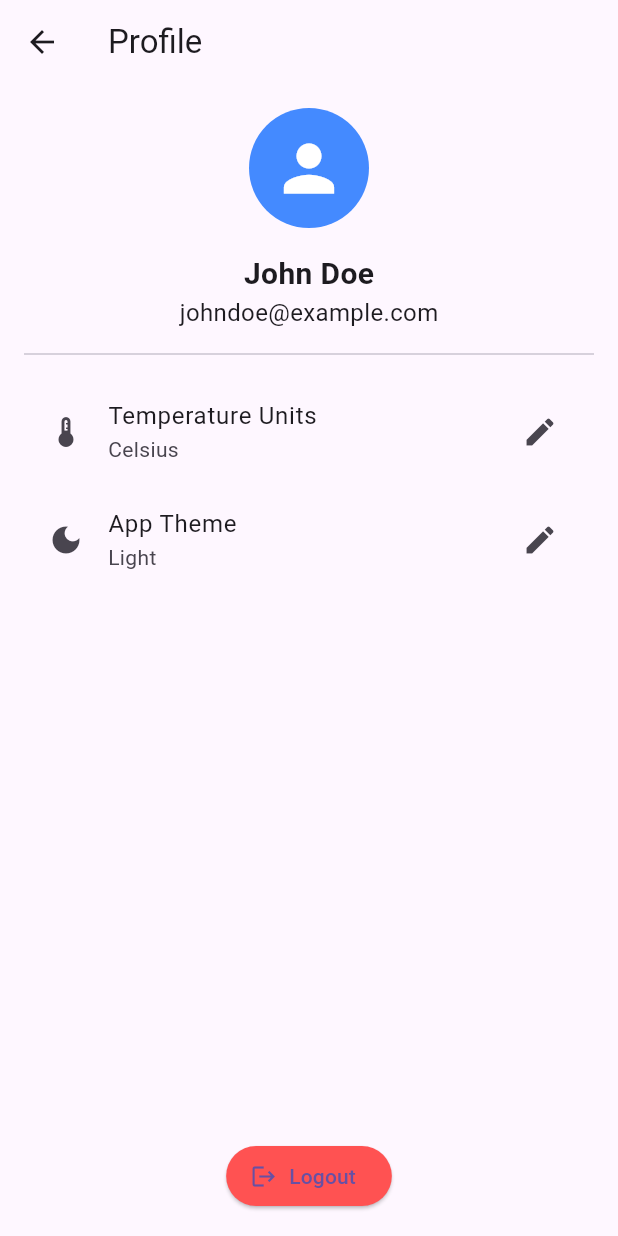
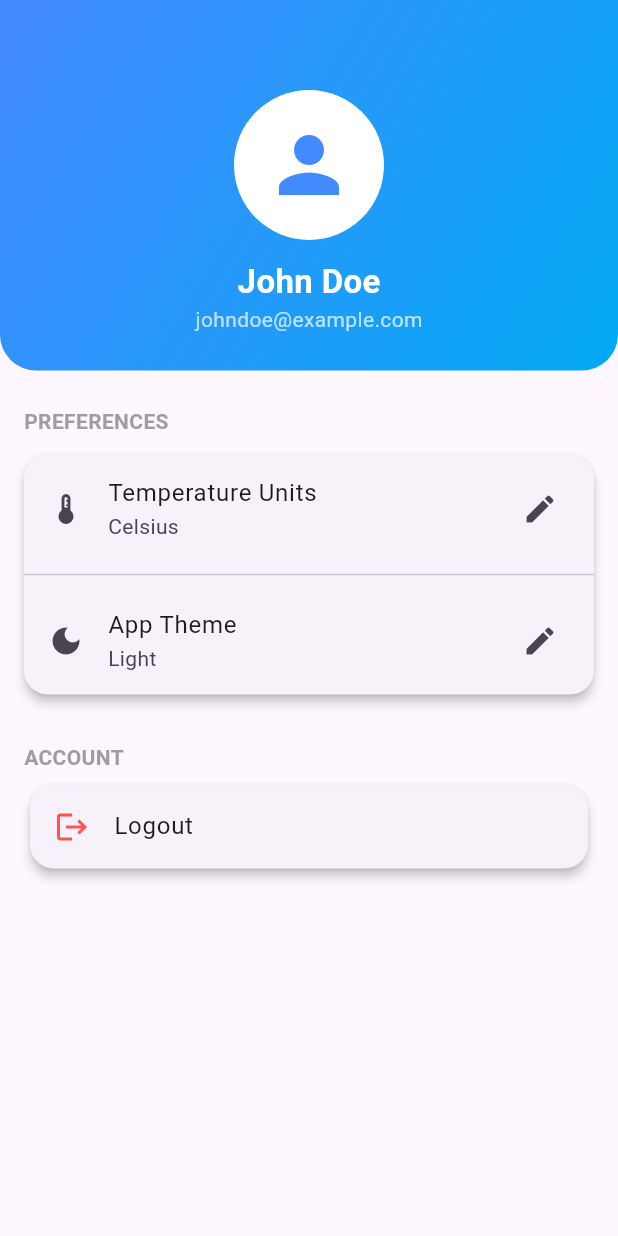
Before and after one commit to Gregory-Vaughan/MAD-Project-2_WeatherApp, a Flutter app: the ProfileScreen screen opened directly, on a phone screen of 412 x 824 dp. Run offline on Flutter 3.47's test engine with Material 3 defaults, Android fonts, the phone set to English and light mode, and no system bars; our stand-ins replace firebase_auth, firebase_core, flutter_map, latlong2; accounts and stored records are empty.

Commit message:
Updated the UI for the profile window.

```diff
--- a/weatherly/lib/profile.dart
+++ b/weatherly/lib/profile.dart
@@ -1,5 +1,3 @@
-//screen name should probably be changed
-
 import 'package:flutter/material.dart';
 
 class ProfileScreen extends StatelessWidget {
@@ -7,26 +5,53 @@ class ProfileScreen extends StatelessWidget {
 
   @override
   Widget build(BuildContext context) {
+    final theme = Theme.of(context);
+
     return Scaffold(
-      appBar: AppBar(title: const Text("Profile")),
-      body: Padding(
-        padding: const EdgeInsets.all(16.0),
+      body: Column(
+        children: [
+          Container(
+            width: double.infinity,
+            padding: const EdgeInsets.only(top: 60, bottom: 24),
+            decoration: const BoxDecoration(
+              gradient: LinearGradient(
+                colors: [Colors.blueAccent, Colors.lightBlue],
+                begin: Alignment.topLeft,
+                end: Alignment.bottomRight,
+              ),
+              borderRadius: BorderRadius.vertical(bottom: Radius.circular(24)),
+            ),
+            child: Column(
+              children: const [
+                CircleAvatar(
+                  radius: 50,
+                  backgroundColor: Colors.white,
+                  child: Icon(Icons.person, size: 60, color: Colors.blueAccent),
+                ),
+                SizedBox(height: 12),
+                Text(
+                  "John Doe",
+                  style: TextStyle(color: Colors.white, fontSize: 22, fontWeight: FontWeight.bold),
+                ),
+                Text(
+                  "johndoe@example.com",
+                  style: TextStyle(color: Colors.white70),
+                ),
+              ],
+            ),
+          ),
+          const SizedBox(height: 20),
+          Expanded(
+            child: ListView(
+              padding: const EdgeInsets.symmetric(horizontal: 16),
+              children: [
+                _buildSectionHeader("Preferences"),
+                Card(
+                  elevation: 3,
+                  margin: const EdgeInsets.symmetric(vertical: 8),
+                  shape: RoundedRectangleBorder(borderRadius: BorderRadius.circular(16)),
                   child: Column(
                     children: [
-            const CircleAvatar(
-              radius: 40,
-              backgroundColor: Colors.blueAccent,
-              child: Icon(Icons.person, size: 50, color: Colors.white),
-            ),
-            const SizedBox(height: 16),
-            const Text(
-              "John Doe",
-              style: TextStyle(fontSize: 20, fontWeight: FontWeight.bold),
-            ),
-            const Text("johndoe@example.com", style: TextStyle(fontSize: 16)),
-
-            const Divider(height: 32),
-
                       ListTile(
                         leading: const Icon(Icons.thermostat),
                         title: const Text("Temperature Units"),
@@ -36,7 +61,7 @@ class ProfileScreen extends StatelessWidget {
                           // Open temperature unit selector
                         },
                       ),
-
+                      const Divider(),
                       ListTile(
                         leading: const Icon(Icons.dark_mode),
                         title: const Text("App Theme"),
@@ -46,21 +71,36 @@ class ProfileScreen extends StatelessWidget {
                           // Open theme selector
                         },
                       ),
-
-            const Spacer(),
-
-            ElevatedButton.icon(
-              onPressed: () {
+                    ],
+                  ),
+                ),
+                const SizedBox(height: 20),
+                _buildSectionHeader("Account"),
+                Card(
+                  elevation: 3,
+                  shape: RoundedRectangleBorder(borderRadius: BorderRadius.circular(16)),
+                  child: ListTile(
+                    leading: const Icon(Icons.logout, color: Colors.redAccent),
+                    title: const Text("Logout"),
+                    onTap: () {
                       // Add logout or navigation functionality here
                     },
-              icon: const Icon(Icons.logout),
-              label: const Text("Logout"),
-              style: ElevatedButton.styleFrom(
-                backgroundColor: Colors.redAccent,
                   ),
-            )
+                ),
               ],
             ),
+          ),
+        ],
+      ),
+    );
+  }
+
+  Widget _buildSectionHeader(String title) {
+    return Padding(
+      padding: const EdgeInsets.symmetric(vertical: 4.0),
+      child: Text(
+        title.toUpperCase(),
+        style: const TextStyle(fontWeight: FontWeight.bold, fontSize: 14, color: Colors.grey),
       ),
     );
   }
```
Also changed, not shown: weatherly/pubspec.lock, 4 other files. Lines whose indentation alone changed are shown as unchanged.
